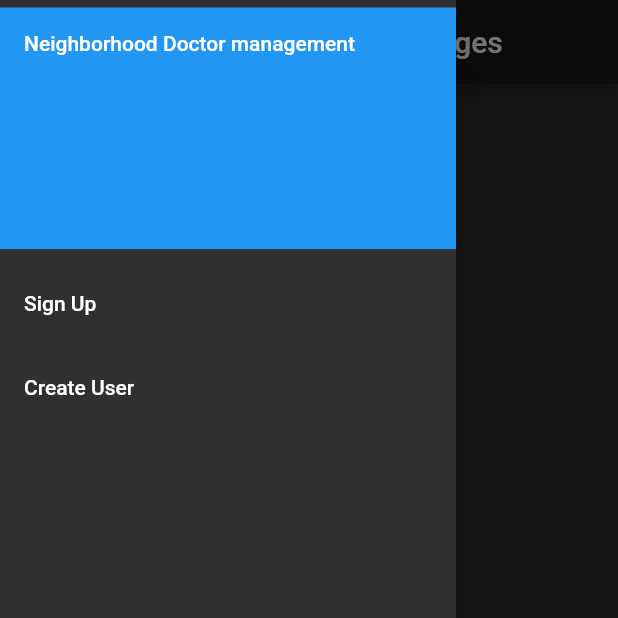
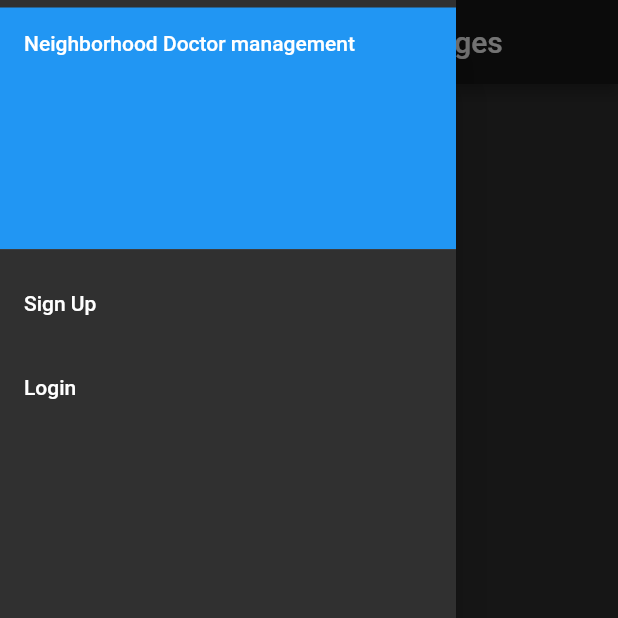
Before and after one commit to Alexander-RMIT/COSC2299_Group8_Major_Assessment, a Flutter app: the screen it shows after launch, with the side drawer open, on a phone screen of 412 x 824 dp, the top half of it. Run offline on Flutter 3.47's test engine with Material 2 defaults, Android fonts, the phone set to English and light mode, and no system bars; our stand-ins replace email_validator; missing offline and left inert: dart:html.

Commit message:
Changed added login, removed create user

```diff
--- a/FrontEnd/neighborhood_doctor/lib/pages/navigationBar.dart
+++ b/FrontEnd/neighborhood_doctor/lib/pages/navigationBar.dart
@@ -1,6 +1,6 @@
 import 'package:flutter/material.dart';
 import 'package:neighborhood_doctors/pages/signUp.dart';
-import 'package:neighborhood_doctors/pages/admin/createUser.dart';
+import 'package:neighborhood_doctors/pages/login.dart';
 
 // Navigation bar specific to the general landing page that doesnt have user heirarchy
 
@@ -39,11 +39,11 @@ class NavBarLandingState extends State<NavigationBarLanding> {
               },
             ),
             ListTile(
-              title: Text('Create User'),
+              title: Text('Login'),
               onTap: () {
                 Navigator.push(context,
                   MaterialPageRoute(
-                    builder: (context) => CreateUser(title: 'CreateUser')));
+                    builder: (context) => Login(title: 'SignIn')));
               },
             )
           ],
```
